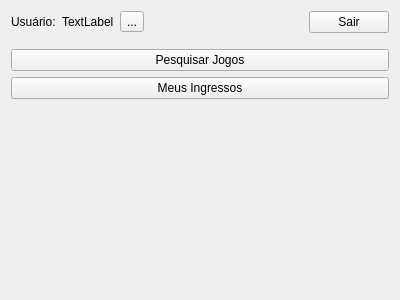
Before: the Qt Designer form src/dashboardwindow.ui in MatTerra/IngressoNet, drawn with Qt 5.
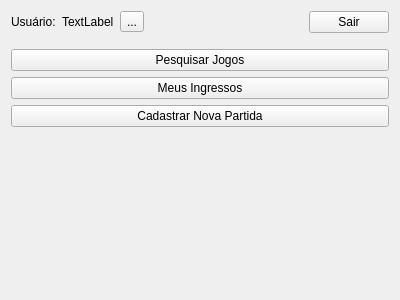
After: the same form once the commit is applied.

The edit to the form file:
```diff
--- a/src/dashboardwindow.ui
+++ b/src/dashboardwindow.ui
@@ -89,6 +89,13 @@
      </property>
     </widget>
    </item>
+   <item>
+    <widget class="QPushButton" name="cadastrarPartidaBtn">
+     <property name="text">
+      <string>Cadastrar Nova Partida</string>
+     </property>
+    </widget>
+   </item>
    <item>
     <spacer name="verticalSpacer_2">
      <property name="orientation">
```
